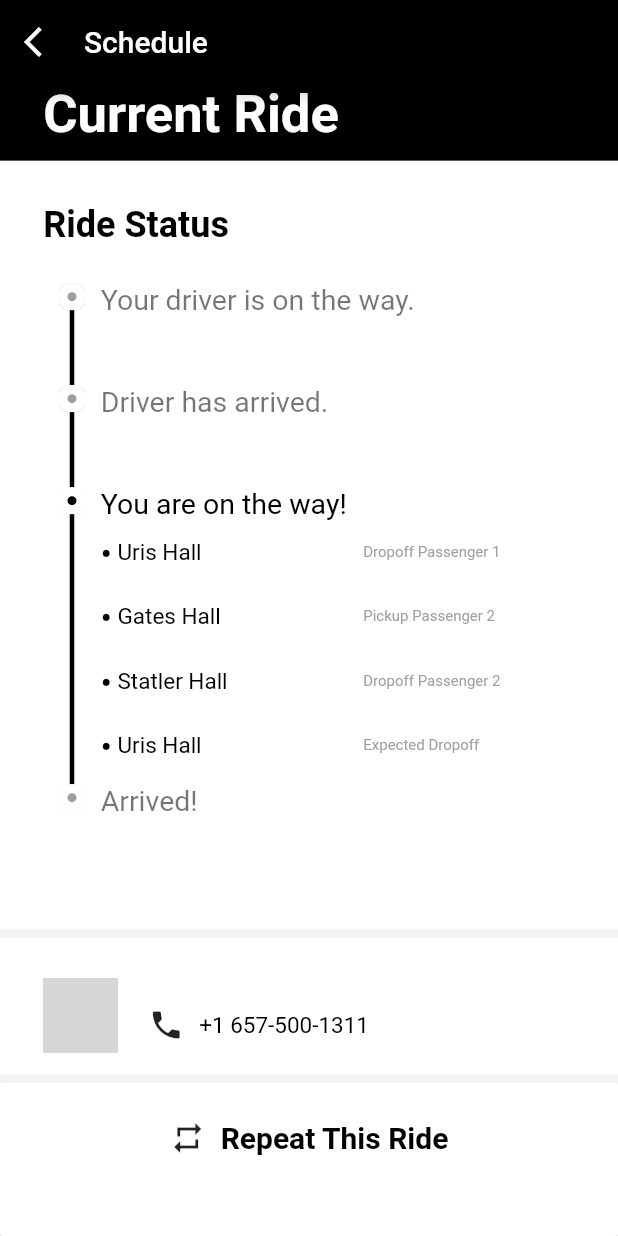
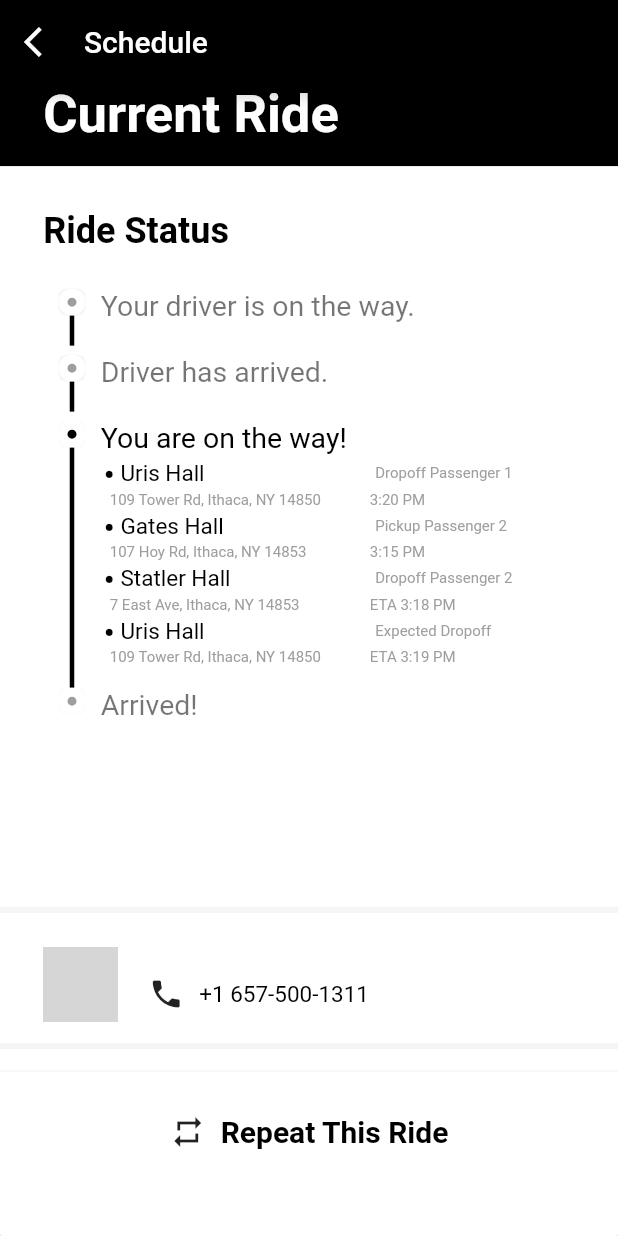
Before and after one commit to cornell-dti/carriage-rider, a Flutter app: the Current screen opened directly, on a phone screen of 412 x 824 dp. Run offline on Flutter 3.47's test engine with Material 2 defaults, Android fonts, the phone set to English and light mode, and no system bars; our stand-ins replace google_sign_in; accounts and stored records are empty; network calls fail; Roboto replaces fonts that are missing (SFPro, regular); grey boxes are pictures that could not be loaded.

Commit message:
change layout of current status

```diff
--- a/lib/Current.dart
+++ b/lib/Current.dart
@@ -81,7 +81,7 @@ class Current extends StatelessWidget {
                     orderTimeline()
                   ],
                 )),
-            flex: 10,
+            flex: 9,
           ),
           Expanded(
             child: Container(
@@ -89,7 +89,7 @@ class Current extends StatelessWidget {
                 child: Column(
                   children: <Widget>[
                     Container(
-                      padding: EdgeInsets.all(3),
+                      padding: EdgeInsets.all(2),
                       color: Colors.grey[100],
                       child: Row(
                         mainAxisAlignment: MainAxisAlignment.start,
@@ -97,7 +97,7 @@ class Current extends StatelessWidget {
                     ),
                     Container(
                       padding: EdgeInsets.only(
-                        top: SizeConfig.safeBlockHorizontal * 3,
+                        top: SizeConfig.safeBlockHorizontal * 2,
                       ),
                       child: Row(
                         mainAxisAlignment: MainAxisAlignment.spaceBetween,
@@ -163,7 +163,7 @@ class Current extends StatelessWidget {
                       ),
                     ),
                     Container(
-                      padding: EdgeInsets.all(3),
+                      padding: EdgeInsets.all(2),
                       color: Colors.grey[100],
                     ),
                   ],
@@ -246,7 +246,7 @@ class Current extends StatelessWidget {
               ),
               Container(
                 width: 3,
-                height: 50,
+                height: 20,
                 decoration: new BoxDecoration(
                   color: Colors.black,
                   shape: BoxShape.rectangle,
@@ -314,7 +314,7 @@ class Current extends StatelessWidget {
               ),
               Container(
                 width: 3,
-                height: 180,
+                height: 160,
                 decoration: new BoxDecoration(
                   color: Colors.black,
                   shape: BoxShape.rectangle,
@@ -449,10 +449,38 @@ class RideStatus extends StatefulWidget {
 }
 
 class _RideStatusState extends State<RideStatus> {
-  Widget infoRow(BuildContext context, String textCenter, String textEnd) {
-    return Padding(
-        padding: EdgeInsets.only(top: 10, bottom: 10),
-        child: Row(
+  @override
+  Widget build(BuildContext context) {
+    List<String> text = [
+      "Uris Hall",
+      "Gates Hall",
+      "Statler Hall",
+      "Uris Hall"
+    ];
+    List<String> tempText = [
+      "Dropoff Passenger 1",
+      "Pickup Passenger 2",
+      "Dropoff Passenger 2",
+      "Expected Dropoff"
+    ];
+    List<String> locText = [
+      "109 Tower Rd, Ithaca, NY 14850",
+      "107 Hoy Rd, Ithaca, NY 14853",
+      "7 East Ave, Ithaca, NY 14853",
+      "109 Tower Rd, Ithaca, NY 14850"
+    ];
+    List<String> timeText = [
+      "3:20 PM",
+      "3:15 PM",
+      "ETA 3:18 PM",
+      "ETA 3:19 PM"
+    ];
+    return Container(
+        child: Padding(
+            padding: EdgeInsets.only(top: 2, left: 2, right: 2),
+            child: Column(
+              children: <Widget>[
+                Row(
                   children: <Widget>[
                     Text(
                       "•",
@@ -465,7 +493,7 @@ class _RideStatusState extends State<RideStatus> {
                     SizedBox(width: 4),
                     Expanded(
                       child: Text(
-                textCenter,
+                        text[0],
                         style: TextStyle(
                           fontSize: 15,
                           color: Colors.black,
@@ -475,7 +503,7 @@ class _RideStatusState extends State<RideStatus> {
                     SizedBox(width: 10),
                     Expanded(
                       child: Text(
-                textEnd,
+                        tempText[0],
                         style: TextStyle(
                           fontSize: 10,
                           color: Colors.grey,
@@ -483,18 +511,13 @@ class _RideStatusState extends State<RideStatus> {
                       ),
                     )
                   ],
-        ));
-  }
-
-  Widget timeRow(BuildContext context, String textLocation, String textTime) {
-    return Padding(
-        padding: EdgeInsets.only(top: 10, bottom: 10),
-        child: Row(
+                ),
+                Row(
                   children: <Widget>[
                     SizedBox(width: 4),
                     Expanded(
                       child: Text(
-                textLocation,
+                        locText[0],
                         style: TextStyle(
                           fontSize: 10,
                           color: Colors.grey,
@@ -504,7 +527,7 @@ class _RideStatusState extends State<RideStatus> {
                     SizedBox(width: 10),
                     Expanded(
                       child: Text(
-                textTime,
+                        timeText[0],
                         style: TextStyle(
                           fontSize: 10,
                           color: Colors.grey,
@@ -512,52 +535,175 @@ class _RideStatusState extends State<RideStatus> {
                       ),
                     )
                   ],
-        ));
-  }
-
-  @override
-  Widget build(BuildContext context) {
-    final List<String> text = new List();
-    text.add("Uris Hall");
-    text.add("Gates Hall");
-    text.add("Statler Hall");
-    text.add("Uris Hall");
-    final List<String> tempText = new List();
-    tempText.add("Dropoff Passenger 1");
-    tempText.add("Pickup Passenger 2");
-    tempText.add("Dropoff Passenger 2");
-    tempText.add("Expected Dropoff");
-    final List<String> locText = new List();
-    locText.add("109 Tower Rd, Ithaca, NY 14850");
-    locText.add("107 Hoy Rd, Ithaca, NY 14853");
-    locText.add("7 East Ave, Ithaca, NY 14853");
-    locText.add("109 Tower Rd, Ithaca, NY 14850");
-    final List<String> timeText = new List();
-    timeText.add("3:20 PM");
-    timeText.add("3:15 PM");
-    timeText.add("ETA 3:18 PM");
-    timeText.add("ETA 3:19 PM");
-
-    return Container(
-        decoration: BoxDecoration(
-          color: Colors.white,
                 ),
-        child: Padding(
-            padding: EdgeInsets.only(right: 16),
-            child: Column(
-              crossAxisAlignment: CrossAxisAlignment.start,
+                Row(
                   children: <Widget>[
-                ListView.separated(
-                    padding: EdgeInsets.all(0),
-                    shrinkWrap: true,
-                    physics: NeverScrollableScrollPhysics(),
-                    itemCount: text.length,
-                    itemBuilder: (BuildContext context, int index) {
-                      return infoRow(context, text[index], tempText[index]);
-                    },
-                    separatorBuilder: (BuildContext context, int index) {
-                      return Divider(height: 0, color: Colors.white);
-                    })
+                    Text(
+                      "•",
+                      style: TextStyle(
+                          color: Colors.black,
+                          fontSize: 20,
+                          fontFamily: 'SFPro',
+                          fontWeight: FontWeight.bold),
+                    ),
+                    SizedBox(width: 4),
+                    Expanded(
+                      child: Text(
+                        text[1],
+                        style: TextStyle(
+                          fontSize: 15,
+                          color: Colors.black,
+                        ),
+                      ),
+                    ),
+                    SizedBox(width: 10),
+                    Expanded(
+                      child: Text(
+                        tempText[1],
+                        style: TextStyle(
+                          fontSize: 10,
+                          color: Colors.grey,
+                        ),
+                      ),
+                    )
+                  ],
+                ),
+                Row(
+                  children: <Widget>[
+                    SizedBox(width: 4),
+                    Expanded(
+                      child: Text(
+                        locText[1],
+                        style: TextStyle(
+                          fontSize: 10,
+                          color: Colors.grey,
+                        ),
+                      ),
+                    ),
+                    SizedBox(width: 10),
+                    Expanded(
+                      child: Text(
+                        timeText[1],
+                        style: TextStyle(
+                          fontSize: 10,
+                          color: Colors.grey,
+                        ),
+                      ),
+                    )
+                  ],
+                ),
+                Row(
+                  children: <Widget>[
+                    Text(
+                      "•",
+                      style: TextStyle(
+                          color: Colors.black,
+                          fontSize: 20,
+                          fontFamily: 'SFPro',
+                          fontWeight: FontWeight.bold),
+                    ),
+                    SizedBox(width: 4),
+                    Expanded(
+                      child: Text(
+                        text[2],
+                        style: TextStyle(
+                          fontSize: 15,
+                          color: Colors.black,
+                        ),
+                      ),
+                    ),
+                    SizedBox(width: 10),
+                    Expanded(
+                      child: Text(
+                        tempText[2],
+                        style: TextStyle(
+                          fontSize: 10,
+                          color: Colors.grey,
+                        ),
+                      ),
+                    )
+                  ],
+                ),
+                Row(
+                  children: <Widget>[
+                    SizedBox(width: 4),
+                    Expanded(
+                      child: Text(
+                        locText[2],
+                        style: TextStyle(
+                          fontSize: 10,
+                          color: Colors.grey,
+                        ),
+                      ),
+                    ),
+                    SizedBox(width: 10),
+                    Expanded(
+                      child: Text(
+                        timeText[2],
+                        style: TextStyle(
+                          fontSize: 10,
+                          color: Colors.grey,
+                        ),
+                      ),
+                    )
+                  ],
+                ),
+                Row(
+                  children: <Widget>[
+                    Text(
+                      "•",
+                      style: TextStyle(
+                          color: Colors.black,
+                          fontSize: 20,
+                          fontFamily: 'SFPro',
+                          fontWeight: FontWeight.bold),
+                    ),
+                    SizedBox(width: 4),
+                    Expanded(
+                      child: Text(
+                        text[3],
+                        style: TextStyle(
+                          fontSize: 15,
+                          color: Colors.black,
+                        ),
+                      ),
+                    ),
+                    SizedBox(width: 10),
+                    Expanded(
+                      child: Text(
+                        tempText[3],
+                        style: TextStyle(
+                          fontSize: 10,
+                          color: Colors.grey,
+                        ),
+                      ),
+                    )
+                  ],
+                ),
+                Row(
+                  children: <Widget>[
+                    SizedBox(width: 4),
+                    Expanded(
+                      child: Text(
+                        locText[3],
+                        style: TextStyle(
+                          fontSize: 10,
+                          color: Colors.grey,
+                        ),
+                      ),
+                    ),
+                    SizedBox(width: 10),
+                    Expanded(
+                      child: Text(
+                        timeText[3],
+                        style: TextStyle(
+                          fontSize: 10,
+                          color: Colors.grey,
+                        ),
+                      ),
+                    )
+                  ],
+                ),
               ],
             )));
   }
```
Lines whose indentation alone changed are shown as unchanged.
